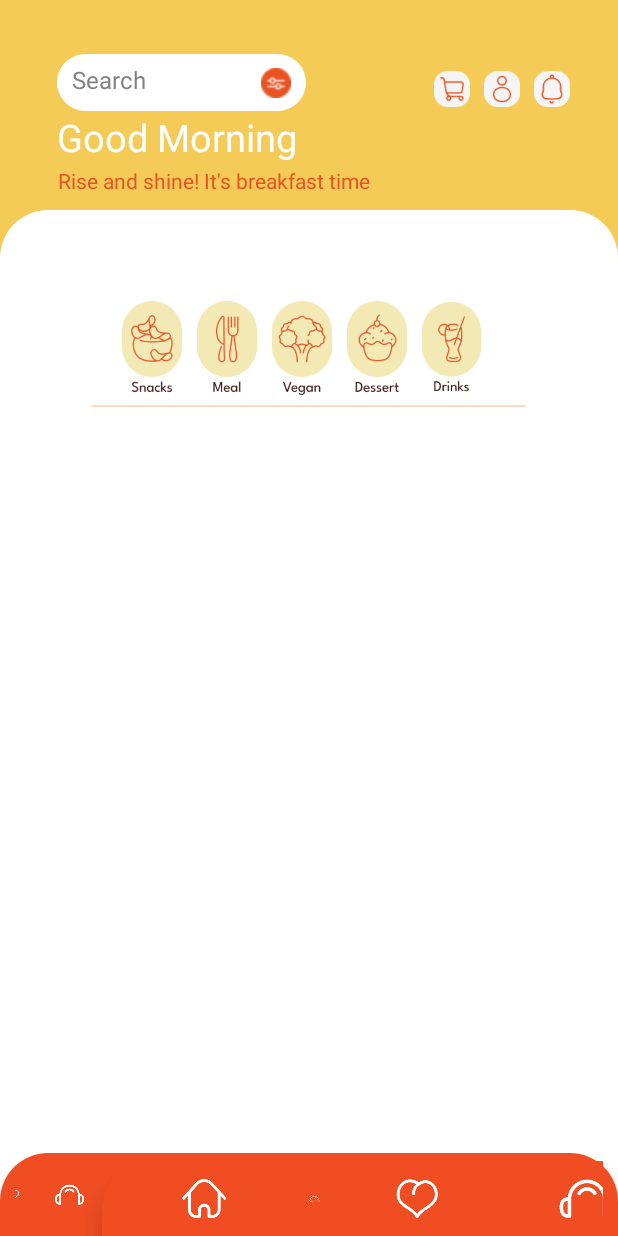
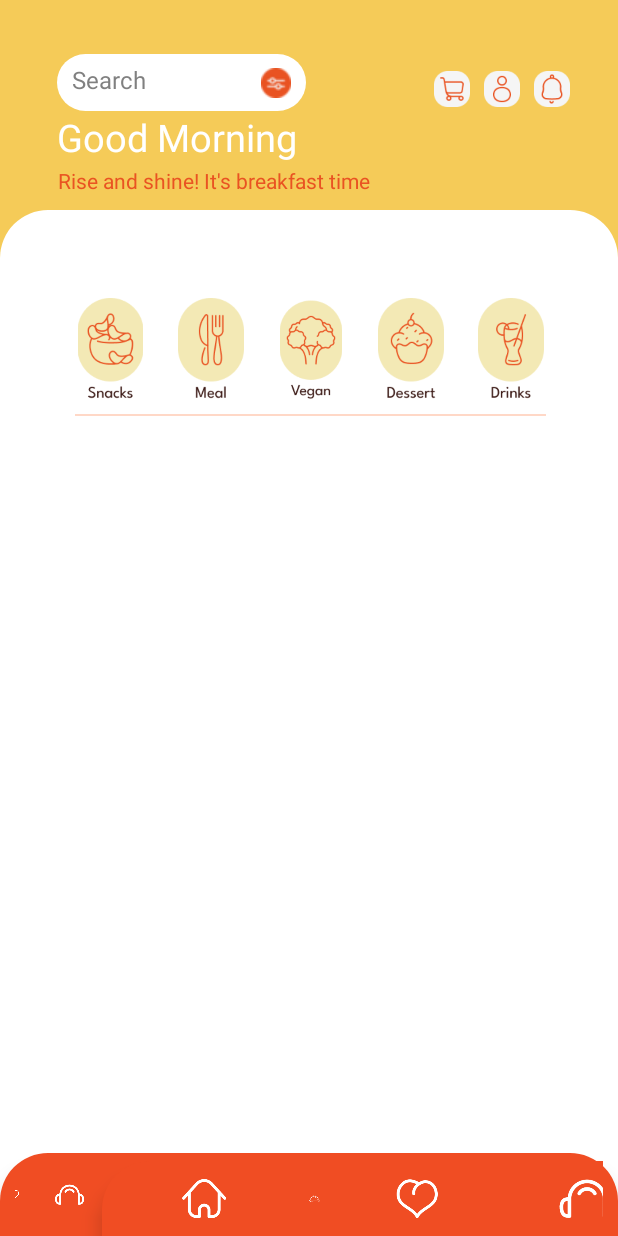
Before and after one commit to VectorVanguard/figmaProject, an Android app: the FoodCategoryFragment screen opened directly, with no data from a screen before it, on a phone screen of 412 x 824 dp. Run offline under Robolectric (Android 15) with nearby library versions, the phone set to English and light mode, and no system bars; Roboto replaces fonts that are not available here.

Commit message:
Добавил разделительную полоску

```diff
--- a/app/src/main/res/layout/activity_home.xml
+++ b/app/src/main/res/layout/activity_home.xml
@@ -104,10 +104,13 @@
     </androidx.constraintlayout.widget.ConstraintLayout>
 
     <androidx.constraintlayout.widget.ConstraintLayout
-        android:layout_width="389dp"
-        android:layout_height="579dp"
+        android:layout_width="414dp"
+        android:layout_height="587dp"
+        android:paddingLeft="50dp"
+        android:paddingRight="50dp"
         app:layout_constraintBottom_toBottomOf="parent"
         app:layout_constraintEnd_toEndOf="parent"
+        app:layout_constraintHorizontal_bias="0.666"
         app:layout_constraintStart_toStartOf="parent"
         app:layout_constraintTop_toBottomOf="@+id/constraintLayout">
 
@@ -115,6 +118,7 @@
             android:id="@+id/food_category_frame"
             android:layout_width="wrap_content"
             android:layout_height="77dp"
+            android:paddingTop="10dp"
             app:layout_constraintEnd_toEndOf="parent"
             app:layout_constraintStart_toStartOf="parent"
             app:layout_constraintTop_toTopOf="parent">
@@ -132,8 +136,8 @@
             android:id="@+id/dividingLine"
             android:layout_width="match_parent"
             android:layout_height="25dp"
-            android:paddingLeft="50dp"
-            android:paddingRight="50dp"
+            android:paddingTop="10dp"
+
             app:layout_constraintEnd_toEndOf="parent"
             app:layout_constraintStart_toStartOf="parent"
             app:layout_constraintTop_toBottomOf="@+id/food_category_frame">
--- a/app/src/main/res/layout/fragment_food_category_card.xml
+++ b/app/src/main/res/layout/fragment_food_category_card.xml
@@ -4,37 +4,29 @@
         xmlns:app="http://schemas.android.com/apk/res-auto"
         android:layout_width="match_parent"
         android:layout_height="match_parent"
-        android:orientation="horizontal"
-        android:paddingHorizontal="70dp"
-        android:id="@+id/buttonPanel"
-        android:paddingVertical="5dp"
-        >
-
-
+        android:id="@+id/buttonPanel">
     <ImageView
         android:id="@+id/snacks"
         android:layout_width="0dp"
         android:layout_height="match_parent"
         android:layout_weight="1"
-        android:layout_marginEnd="10dp"
+        android:layout_marginEnd="20dp"
         app:srcCompat="@drawable/snacks" />
 
     <ImageView
         android:id="@+id/meal"
         android:layout_width="0dp"
-
         android:layout_height="match_parent"
         android:layout_weight="1"
-        android:layout_marginEnd="10dp"
+        android:layout_marginEnd="20dp"
         app:srcCompat="@drawable/meal" />
 
     <ImageView
         android:id="@+id/vegan"
         android:layout_width="0dp"
-
         android:layout_height="match_parent"
         android:layout_weight="1"
-        android:layout_marginEnd="10dp"
+        android:layout_marginEnd="20dp"
         app:srcCompat="@drawable/vegan" />
 
     <ImageView
@@ -42,7 +34,7 @@
         android:layout_width="0dp"
         android:layout_height="match_parent"
         android:layout_weight="1"
-        android:layout_marginEnd="10dp"
+        android:layout_marginEnd="20dp"
         app:srcCompat="@drawable/dessert" />
 
     <ImageView
@@ -50,6 +42,6 @@
         android:layout_width="0dp"
         android:layout_height="match_parent"
         android:layout_weight="1"
-        android:layout_marginEnd="10dp"
+
         app:srcCompat="@drawable/drinks" />
     </LinearLayout>
```
